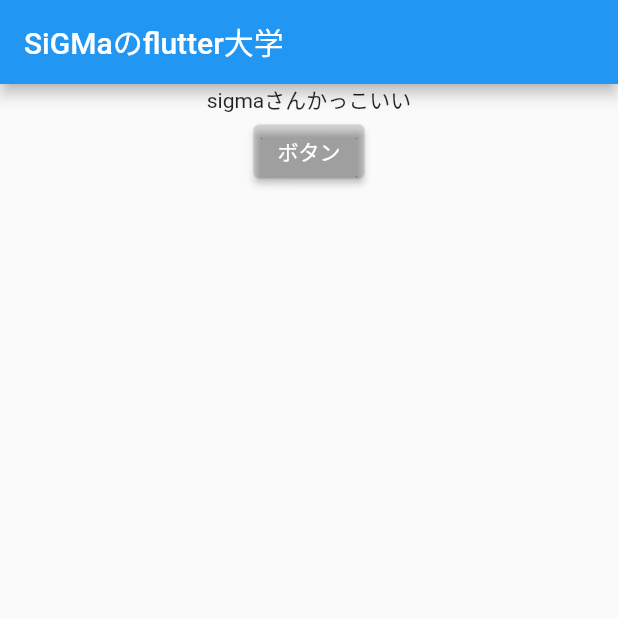
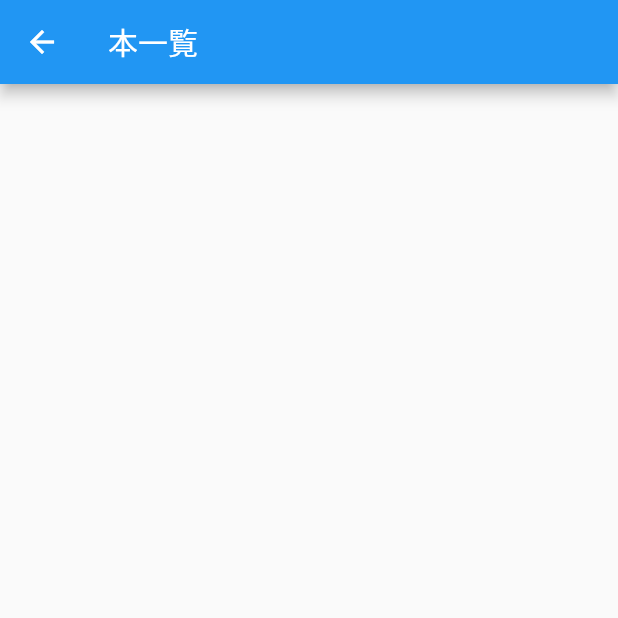
Before and after one commit to KentaroFujimoto/flutter_app, a Flutter app: the screen it shows after launch, after a tap on "ボタン", on a phone screen of 412 x 824 dp, the top half of it. Run offline on Flutter 3.47's test engine with Material 2 defaults, Android fonts, the phone set to English and light mode, and no system bars; our stand-ins replace cloud_firestore, firebase_core; accounts and stored records are empty.

```diff
--- /dev/null
+++ b/lib/book_list/book_list_model.dart
@@ -0,0 +1,24 @@
+import 'package:cloud_firestore/cloud_firestore.dart';
+import 'package:flutter/cupertino.dart';
+import 'package:youtube_app/domain/Book.dart';
+
+class BookListModel extends ChangeNotifier {
+  final Stream<QuerySnapshot> _usersStream = //stream定義。_usersStreamは名前。
+    FirebaseFirestore.instance.collection('books').snapshots(); //stream定義。snapshotsで非同期型でデータを受け取る。
+  List<Book>? books; //
+
+  void fetchBookList(){ //関数定義。fetchBookListは名前。
+    _usersStream.listen((QuerySnapshot snapshot) { //定義したstreamをlistenする。collection内のdocsにアクセスできるQuerySnapshotを引数に指定。変化があればsnapshotに値が入る。
+
+      final List<Book> books = snapshot.docs.map((DocumentSnapshot document) { //mapでsnapshotのdocsに入っているDocumentSnapshotをBookに変換。
+        Map<String, dynamic> data = document.data() as Map<String, dynamic>; //StringとdynamicのMapにする。
+        final String title = data['title']; //documentのtitleを取得。
+        final String author = data['author']; //documentのauthorを取得。
+        return Book(title, author); //Bookメソッドにtitleとauthorを渡す。
+      }).toList(); //リストにする。
+
+      this.books = books;
+      notifyListeners(); //book_list_pageのConsumerを動かす。
+    });
+  }
+}
--- /dev/null
+++ b/lib/book_list/book_list_page.dart
@@ -0,0 +1,38 @@
+import 'package:flutter/material.dart';
+import 'package:provider/provider.dart';
+import 'package:youtube_app/book_list/book_list_model.dart';
+import 'package:youtube_app/domain/Book.dart';
+
+class BookListPage extends StatelessWidget {
+
+  @override
+  Widget build(BuildContext context) {
+    return ChangeNotifierProvider<BookListModel>( //ChangeNotifierProviderでデータが変わったことを知りWidgetを作り直す
+      create: (_) =>BookListModel()..fetchBookList(), //画面が読み込まれた時にfetchBookListクラスを動かす。
+      child: Scaffold(
+        appBar: AppBar(
+          title: Text('本一覧'),
+        ),
+        body: Center(
+          child: Consumer<BookListModel>(builder: (context, model, child) {
+            final List<Book>? books = model.books;
+
+            if (books == null) {
+              return CircularProgressIndicator();
+            }
+
+            final List<Widget> widgets = books.map( //リストのbooksを更にmapしてwidgetのTextに変換する。
+                    (book) => ListTile(
+                      title: Text(book.title),
+                      subtitle: Text(book.author),
+                    ),
+            ).toList();
+            return ListView(
+              children: widgets,
+            );
+          },),
+        ),
+      ),
+    );
+  }
+}
--- /dev/null
+++ b/lib/domain/Book.dart
@@ -0,0 +1,5 @@
+class Book {
+  Book(this.title, this.author);
+  String title;
+  String author;
+}
--- a/lib/main.dart
+++ b/lib/main.dart
@@ -1,9 +1,17 @@
 import 'package:flutter/material.dart';
+import 'package:youtube_app/book_list/book_list_page.dart';
 import 'package:youtube_app/main_model.dart';
 import 'package:youtube_app/video_detail_page.dart';
 import 'package:provider/provider.dart';
+import 'package:firebase_core/firebase_core.dart';
 
-void main() {
+// void  main() async {
+//   await Firebase.initializeApp();
+//   runApp(MyApp());
+// }
+Future<void> main() async {
+  WidgetsFlutterBinding.ensureInitialized();
+  await Firebase.initializeApp();
   runApp(MyApp());
 }
 
@@ -26,7 +34,10 @@ class MyApp extends StatelessWidget {
                      Text(model.sigmaText),
                      ElevatedButton(
                          onPressed: (){
-                           model.changeSigmaText();
+                           Navigator.push(
+                             context,
+                             MaterialPageRoute(builder: (context) => BookListPage()),
+                           );
                          },
                          child: Text('ボタン'),
                          style: ElevatedButton.styleFrom(
--- a/lib/video_detail_page.dart
+++ b/lib/video_detail_page.dart
@@ -1,6 +1,6 @@
 import 'package:flutter/material.dart';
 
-class VideoDetalPage extends StatelessWidget {
+class VideoDetailPage extends StatelessWidget {
   @override
   Widget build(BuildContext context) {
     return Scaffold(
```
Also changed, not shown: pubspec.yaml (+6 -14 lines), pubspec.lock, 9 other files.
